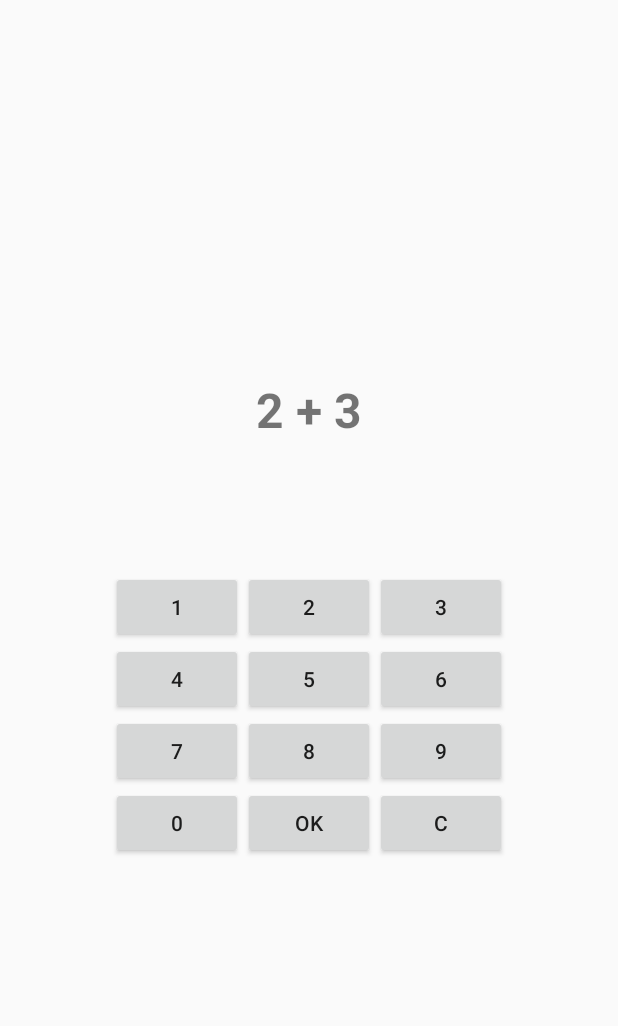
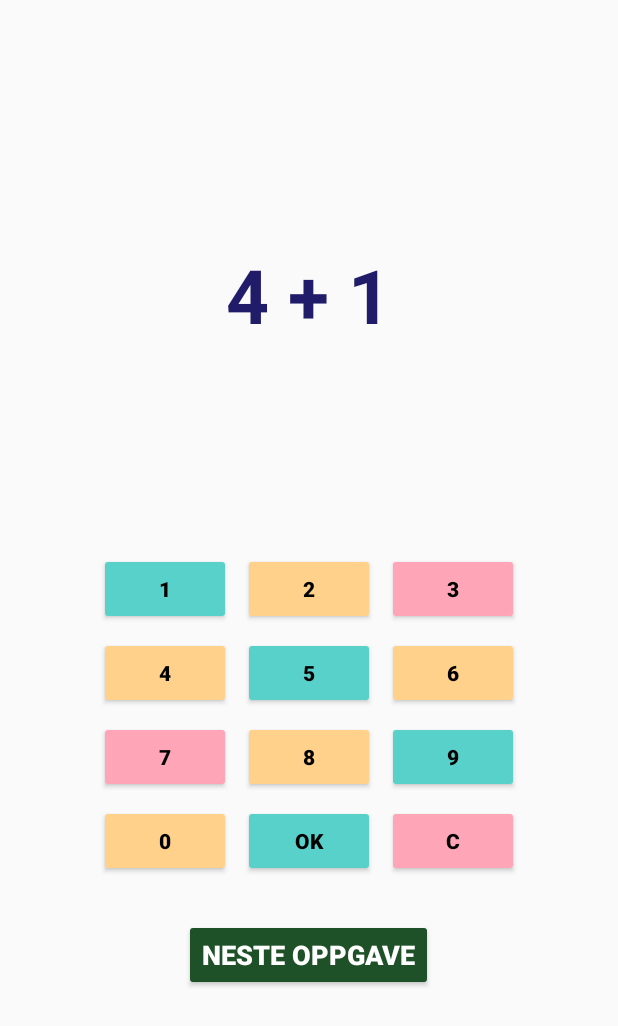
Before and after one commit to daquynht/Prosjekt1_s385550, an Android app built with Jetpack Compose: the GameActivity screen opened directly, with no data from a screen before it, on a phone screen of 412 x 824 dp. Shown: the top 1026 px of the screen. Run offline under Robolectric (Android 15) with nearby library versions, the phone set to English and light mode, and no system bars.

Commit message:
Neste knapp, fikset noe bugs ifht. input og lagt til mer design.

```diff
--- a/app/src/main/AndroidManifest.xml
+++ b/app/src/main/AndroidManifest.xml
@@ -13,7 +13,7 @@
         android:theme="@style/Theme.Prosjekt1_s385550">
         <activity
             android:name=".GameActivity"
-            android:exported="false" />
+            android:exported="true" />
         <activity
             android:name=".MainActivity"
             android:exported="true"
@@ -25,6 +25,8 @@
                 <category android:name="android.intent.category.LAUNCHER" />
             </intent-filter>
         </activity>
+        <activity android:name=".PreferanserActivity"
+            android:exported="true" />
     </application>
 
 </manifest>
--- a/app/src/main/java/com/example/prosjekt1_s385550/GameActivity.kt
+++ b/app/src/main/java/com/example/prosjekt1_s385550/GameActivity.kt
@@ -2,30 +2,30 @@ package com.example.prosjekt1_s385550
 
 import android.os.Bundle
 import android.widget.Button
-import androidx.activity.enableEdgeToEdge
 import androidx.appcompat.app.AppCompatActivity
-import androidx.core.view.ViewCompat
-import androidx.core.view.WindowInsetsCompat
 import android.widget.TextView
 
 class GameActivity : AppCompatActivity() {
+
+    private lateinit var questions: Array<String>
+    private lateinit var answers: IntArray
+    private var currentIndex = 0
+
     override fun onCreate(savedInstanceState: Bundle?) {
         super.onCreate(savedInstanceState)
         setContentView(R.layout.activity_game)
 
         // Henter ut arrays fra res
-        val questions = resources.getStringArray(R.array.questions)
-        val answers = resources.getIntArray(R.array.answers)
-
-        // Tilfeldig spørsmål
-        val randomIndex = questions.indices.random()
+        questions = resources.getStringArray(R.array.questions)
+        answers = resources.getIntArray(R.array.answers)
 
         // TextViews i layout
         val questionTextView = findViewById<TextView>(R.id.text_question)
         val answerTextView = findViewById<TextView>(R.id.text_answer)
+        val feedbackTextView = findViewById<TextView>(R.id.text_feedback) // ✅ Ny TextView
 
-        // Sett spørsmålstekst
-        questionTextView.text = questions[randomIndex]
+        // Last første spørsmål
+        loadNewQuestion(questionTextView, answerTextView, feedbackTextView)
 
         // Tallknapper 0 til 9
         val buttons = listOf(
@@ -43,7 +43,6 @@ class GameActivity : AppCompatActivity() {
 
         for (button in buttons) {
             button.setOnClickListener {
-                // Legg til tallet i svarfeltet
                 val currentAnswer = answerTextView.text.toString()
                 answerTextView.text = currentAnswer + button.text
             }
@@ -51,22 +50,43 @@ class GameActivity : AppCompatActivity() {
 
         // OK-knappen
         val enterButton = findViewById<Button>(R.id.button_enter)
+
         enterButton.setOnClickListener {
             val userAnswer = answerTextView.text.toString().toIntOrNull()
 
             if (userAnswer == null) {
-                answerTextView.text = "Skriv inn et tall!"
-            } else if (userAnswer == answers[randomIndex]) {
-                answerTextView.text = "Riktig!"
+                feedbackTextView.setTextColor(getColor(android.R.color.holo_red_dark))
+                feedbackTextView.text = "Skriv inn et tall!"
+            } else if (userAnswer == answers[currentIndex]) {
+                feedbackTextView.setTextColor(getColor(android.R.color.holo_green_dark))
+                feedbackTextView.text = "Riktig!"
             } else {
-                answerTextView.text = "Feil! Svaret var ${answers[randomIndex]}"
+                feedbackTextView.setTextColor(getColor(android.R.color.holo_red_dark))
+                feedbackTextView.text = "Feil! Svaret var ${answers[currentIndex]}"
             }
         }
 
-        //Clear-knappen
+        // Clear-knappen
         val clearButton = findViewById<Button>(R.id.button_clear)
         clearButton.setOnClickListener {
             answerTextView.text = ""
         }
+
+        // Neste-knappen
+        val nextButton = findViewById<Button>(R.id.button_next)
+        nextButton.setOnClickListener {
+            loadNewQuestion(questionTextView, answerTextView, feedbackTextView)
+        }
+    }
+
+    private fun loadNewQuestion(
+        questionTextView: TextView,
+        answerTextView: TextView,
+        feedbackTextView: TextView
+    ) {
+        currentIndex = questions.indices.random()
+        questionTextView.text = questions[currentIndex]
+        answerTextView.text = ""
+        feedbackTextView.text = ""
     }
 }
--- a/app/src/main/res/layout/activity_game.xml
+++ b/app/src/main/res/layout/activity_game.xml
@@ -8,52 +8,148 @@
     tools:context=".GameActivity">
 
     <LinearLayout
-        xmlns:android="http://schemas.android.com/apk/res/android"
         android:layout_width="match_parent"
         android:layout_height="match_parent"
+        android:gravity="center"
         android:orientation="vertical"
-        android:gravity="center"
-        android:padding="16dp">
+        android:padding="16dp"
+        tools:layout_editor_absoluteX="80dp"
+        tools:layout_editor_absoluteY="0dp">
 
         <!-- Spørsmål -->
         <TextView
             android:id="@+id/text_question"
             android:layout_width="wrap_content"
             android:layout_height="wrap_content"
+            android:layout_marginBottom="24dp"
             android:text="2 + 3 = ?"
-            android:textSize="32sp"
-            android:textStyle="bold"
-            android:layout_marginBottom="24dp"/>
+            android:textColor="@color/title_color"
+            android:textSize="50sp"
+            android:textStyle="bold" />
 
         <!-- Brukerens svar -->
         <TextView
             android:id="@+id/text_answer"
             android:layout_width="wrap_content"
             android:layout_height="wrap_content"
+            android:layout_marginBottom="24dp"
             android:text=""
-            android:textSize="28sp"
-            android:layout_marginBottom="24dp"/>
+            android:textSize="28sp" />
 
-        <!-- Tallknapper 0-9 -->
+        <!-- Feedback om svar -->
+        <TextView
+            android:id="@+id/text_feedback"
+            android:layout_width="wrap_content"
+            android:layout_height="wrap_content"
+            android:layout_marginBottom="24dp"
+            android:text=""
+            android:textSize="18sp" />
+
+        <!-- Tallknapper, OK-knapp og Clear knapp -->
         <GridLayout
             android:layout_width="wrap_content"
             android:layout_height="wrap_content"
+            android:alignmentMode="alignMargins"
+            android:columnCount="3"
             android:rowCount="4"
-            android:columnCount="3">
+            android:useDefaultMargins="true">
 
-            <Button android:id="@+id/button_1" android:text="1"/>
-            <Button android:id="@+id/button_2" android:text="2"/>
-            <Button android:id="@+id/button_3" android:text="3"/>
-            <Button android:id="@+id/button_4" android:text="4"/>
-            <Button android:id="@+id/button_5" android:text="5"/>
-            <Button android:id="@+id/button_6" android:text="6"/>
-            <Button android:id="@+id/button_7" android:text="7"/>
-            <Button android:id="@+id/button_8" android:text="8"/>
-            <Button android:id="@+id/button_9" android:text="9"/>
-            <Button android:id="@+id/button_0" android:text="0"/>
-            <Button android:id="@+id/button_enter" android:text="OK"/>
-            <Button android:id="@+id/button_clear" android:text="C"/>"
+            <Button
+                android:id="@+id/button_1"
+                android:backgroundTint="@color/knapp1"
+                android:text="1"
+                android:textColor="@color/black"
+                android:textStyle="bold"/>
+
+            <Button
+                android:id="@+id/button_2"
+                android:text="2"
+                android:textColor="@color/black"
+                android:textStyle="bold"
+                android:backgroundTint="@color/knapp3"/>
+
+            <Button
+                android:id="@+id/button_3"
+                android:text="3"
+                android:textColor="@color/black"
+                android:textStyle="bold"
+                android:backgroundTint="@color/knapp2"/>
+
+            <Button
+                android:id="@+id/button_4"
+                android:text="4"
+                android:textColor="@color/black"
+                android:textStyle="bold"
+                android:backgroundTint="@color/knapp3"/>
+
+            <Button
+                android:id="@+id/button_5"
+                android:text="5"
+                android:textColor="@color/black"
+                android:textStyle="bold"
+                android:backgroundTint="@color/knapp1"/>
+
+            <Button
+                android:id="@+id/button_6"
+                android:text="6"
+                android:textColor="@color/black"
+                android:textStyle="bold"
+                android:backgroundTint="@color/knapp3"/>
+
+            <Button
+                android:id="@+id/button_7"
+                android:text="7"
+                android:textColor="@color/black"
+                android:textStyle="bold"
+                android:backgroundTint="@color/knapp2"/>
+
+            <Button
+                android:id="@+id/button_8"
+                android:text="8"
+                android:textColor="@color/black"
+                android:textStyle="bold"
+                android:backgroundTint="@color/knapp3"/>
+
+            <Button
+                android:id="@+id/button_9"
+                android:text="9"
+                android:textColor="@color/black"
+                android:textStyle="bold"
+                android:backgroundTint="@color/knapp1"/>
+
+            <Button
+                android:id="@+id/button_0"
+                android:text="0"
+                android:textColor="@color/black"
+                android:textStyle="bold"
+                android:backgroundTint="@color/knapp3"/>
+
+            <Button
+                android:id="@+id/button_enter"
+                android:text="OK"
+                android:textColor="@color/black"
+                android:textStyle="bold"
+                android:backgroundTint="@color/knapp1"/>
+
+            <Button
+                android:id="@+id/button_clear"
+                android:text="C"
+                android:textColor="@color/black"
+                android:textStyle="bold"
+                android:backgroundTint="@color/knapp2"/>
         </GridLayout>
+
+        <!-- Neste knapp -->
+        <Button
+            android:id="@+id/button_next"
+            android:layout_width="wrap_content"
+            android:layout_height="wrap_content"
+            android:layout_marginTop="24dp"
+            android:backgroundTint="@color/button_green"
+            android:text="Neste oppgave"
+            android:textColor="@color/white"
+            android:textSize="18sp"
+            android:textStyle="bold" />
 
     </LinearLayout>
 
--- a/app/src/main/res/values/colors.xml
+++ b/app/src/main/res/values/colors.xml
@@ -11,5 +11,9 @@
     <color name="button_yellow">#FFEB3B</color>
     <color name="button_green">#1E5128</color>
     <color name="title_color">#211C6A</color>
+    <color name="knapp1">#57D1CA</color>
+    <color name="knapp2">#FFA5B8</color>
+    <color name="knapp3">#FFD18B</color>
+
 
 </resources>
```
Also changed, not shown: app/src/main/java/com/example/prosjekt1_s385550/MainActivity.kt (+7 -0 lines), app/src/main/java/com/example/prosjekt1_s385550/PreferanserActivity.kt (added, +50 -0 lines), app/src/main/res/layout/activity_preferanser.xml (added, +49 -0 lines).
